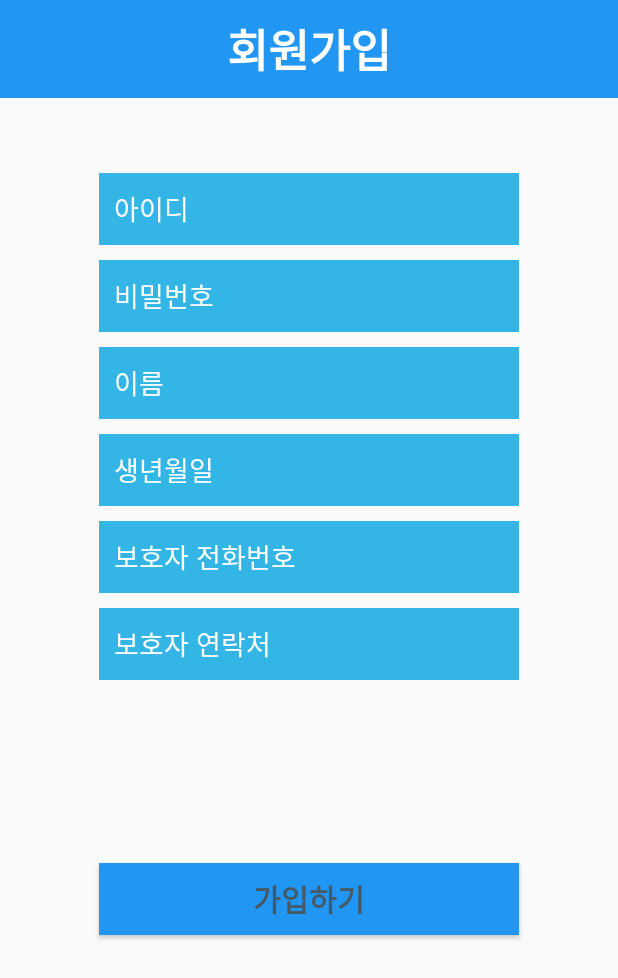
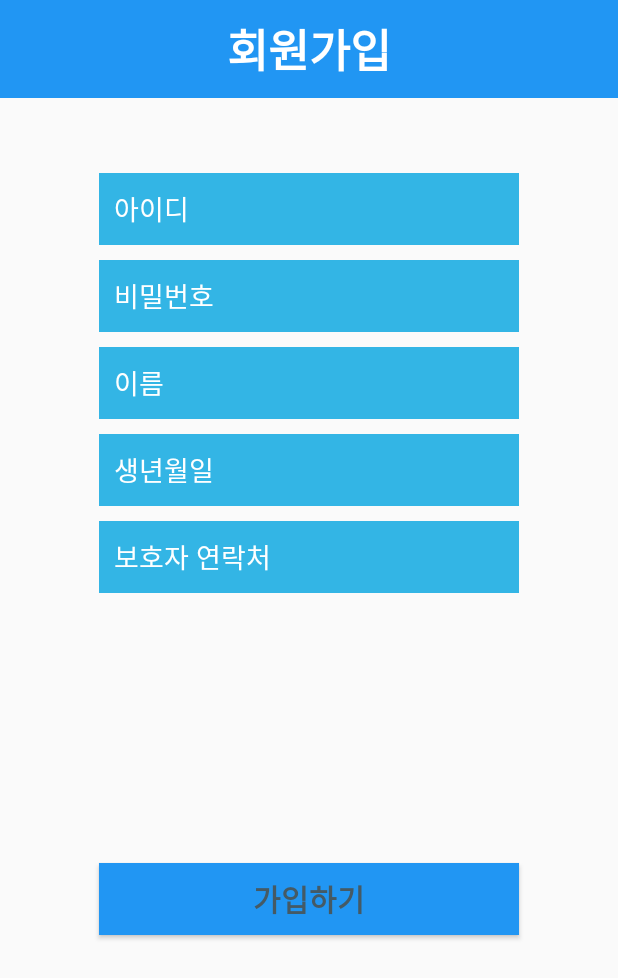
Before and after one commit to jsm512/2022_ICT_Quickly, an Android app: the RegisterActivity screen opened directly, with no data from a screen before it, on a phone screen of 412 x 824 dp. Shown: the top 978 px of the screen. Run offline under Robolectric (Android 15) with nearby library versions, the phone set to English and light mode, and no system bars; our stand-ins replace Volley; network calls fail.

Commit message:
Modify register.xml

```diff
--- a/Android_App_build/app/src/main/res/layout/activity_register.xml
+++ b/Android_App_build/app/src/main/res/layout/activity_register.xml
@@ -90,18 +90,6 @@
                 android:padding="10dp"
                 android:textColor="#ffffff"
                 android:textColorHint="#ffffff" />
-            <EditText
-                android:id="@+id/et_phone_number"
-                android:layout_width="280dp"
-                android:layout_height="wrap_content"
-                android:layout_gravity="center"
-                android:layout_marginTop="10dp"
-                android:background="@android:color/holo_blue_light"
-                android:hint="보호자 전화번호"
-                android:minHeight="48dp"
-                android:padding="10dp"
-                android:textColor="#ffffff"
-                android:textColorHint="#ffffff" />
 
             <EditText
                 android:id="@+id/et_num"
```
